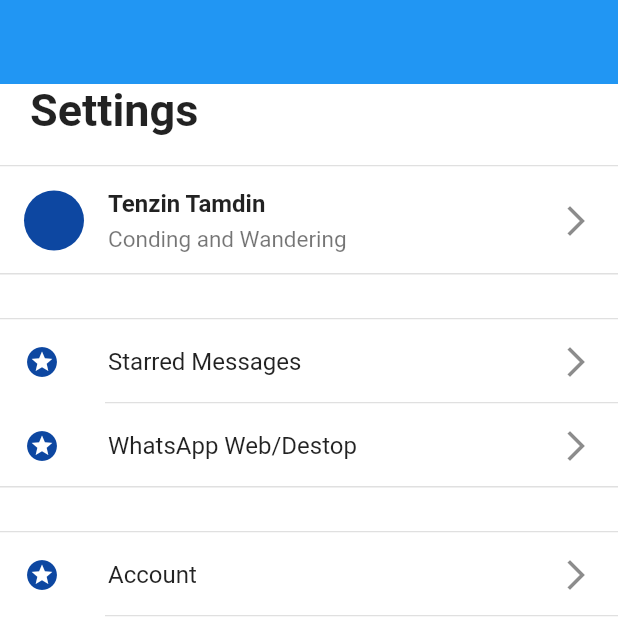
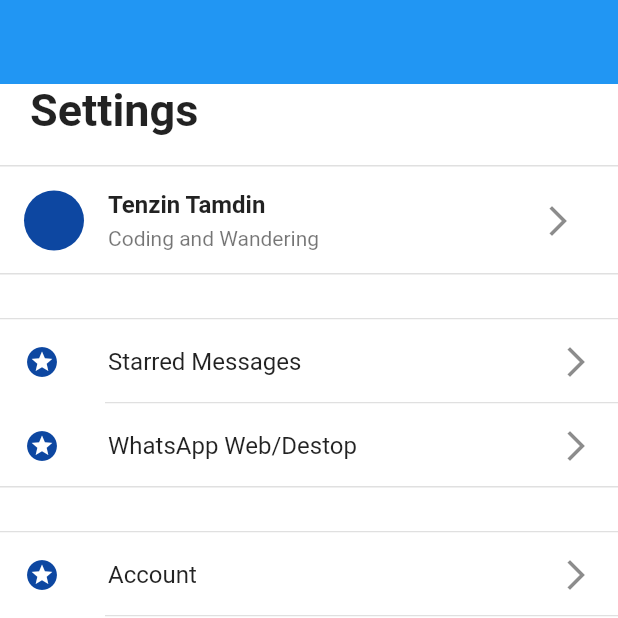
Before and after one commit to tentamdin/flutter-whatsapp-clone, a Flutter app: the screen it shows after launch, item 5 of the bottom bar chosen, after a tap on "Tenzin Tamdin", on a phone screen of 412 x 824 dp, the top half of it. Run offline on Flutter 3.47's test engine with Material 2 defaults, Android fonts, the phone set to English and light mode, and no system bars.

Commit message:
refactor: code refactor some file, create a widgets

```diff
--- a/lib/constants.dart
+++ b/lib/constants.dart
@@ -5,3 +5,15 @@ const kAppbarLeadingTextStyle = TextStyle(
   fontWeight: FontWeight.bold,
   fontSize: 18.0,
 );
+
+const settingList = [
+  "Starred Messages",
+  "WhatsApp Web/Destop",
+  "Account",
+  "Chats",
+  "Notifications",
+  "Payments",
+  "Storage and Data",
+  "Help",
+  "Tell a Friend",
+];
--- a/lib/screens/calls/call_screen.dart
+++ b/lib/screens/calls/call_screen.dart
@@ -2,6 +2,7 @@ import "package:flutter/material.dart";
 import 'package:flutter_whatsapp_clone/components/appbar_action_btn.dart';
 import 'package:flutter/cupertino.dart';
 import 'package:flutter_whatsapp_clone/components/appbar_leading.dart';
+import 'package:flutter_whatsapp_clone/components/listTile_card.dart';
 import 'package:flutter_whatsapp_clone/components/screen_title.dart';
 import 'package:flutter_whatsapp_clone/components/search_bar.dart';
 import 'package:flutter_whatsapp_clone/models/chat_model.dart';
@@ -45,43 +46,13 @@ class CallScreen extends StatelessWidget {
                   (data) {
                     return Column(
                       children: <Widget>[
-                        ListTile(
-                          leading: CircleAvatar(
+                        ListTileCard(
+                          onTap: () {},
+                          leadingWiget: CircleAvatar(
                             backgroundColor: Theme.of(context).accentColor,
                           ),
-                          title: Row(
-                            mainAxisAlignment: MainAxisAlignment.spaceBetween,
-                            children: <Widget>[
-                              Text(
-                                data.name,
-                                style: TextStyle(
-                                  fontWeight: FontWeight.normal,
-                                  color: Theme.of(context)
-                                      .appBarTheme
-                                      .titleTextStyle
-                                      .color,
-                                ),
-                              ),
-                              Row(
-                                children: [
-                                  Text(
-                                    data.time,
-                                    style: TextStyle(
-                                        // color: Colors.grey.shade900,
-                                        fontSize: 14.0),
-                                  ),
-                                  SizedBox(
-                                    width: 5,
-                                  ),
-                                  Icon(
-                                    Icons.info_outline,
-                                    color: Theme.of(context).accentColor,
-                                  )
-                                ],
-                              ),
-                            ],
-                          ),
-                          subtitle: Container(
+                          title: data.name,
+                          subtitleWidget: Container(
                               padding: const EdgeInsets.only(top: 5.0),
                               child: Row(
                                 children: [
@@ -102,6 +73,22 @@ class CallScreen extends StatelessWidget {
                                   ),
                                 ],
                               )),
+                          trailingWiget1: Padding(
+                            padding: const EdgeInsets.only(right: 10),
+                            child: Text(
+                              data.time,
+                              style: TextStyle(
+                                  // color: Colors.grey.shade900,
+                                  fontSize: 14.0),
+                            ),
+                          ),
+                          trailingWiget2: GestureDetector(
+                            onTap: () {},
+                            child: Icon(
+                              Icons.info_outline,
+                              color: Theme.of(context).accentColor,
+                            ),
+                          ),
                         ),
                         Divider(
                           height: 0.0,
--- a/lib/screens/camera/camera_screen.dart
+++ b/lib/screens/camera/camera_screen.dart
@@ -1,12 +1,29 @@
 import "package:flutter/material.dart";
+import 'package:flutter_whatsapp_clone/components/appbar_action_btn.dart';
 
 class CameraScreen extends StatelessWidget {
   @override
   Widget build(BuildContext context) {
-    return SafeArea(
-      child: Container(
-        child: Text("Camera screen"),
+    return Scaffold(
+      appBar: AppBar(
+        elevation: 0,
+        leadingWidth: 80,
+        leading: AppbarActionBtn(
+          onPressed: () {},
+          iconLabel: Icons.close_outlined,
+        ),
+        actions: [
+          AppbarActionBtn(
+            onPressed: () {},
+            iconLabel: Icons.nightlight_round,
+          ),
+          AppbarActionBtn(
+            onPressed: () {},
+            iconLabel: Icons.flash_off_outlined,
+          )
+        ],
       ),
+      body: Container(),
     );
   }
 }
--- a/lib/screens/chats/chat_screen.dart
+++ b/lib/screens/chats/chat_screen.dart
@@ -2,6 +2,7 @@ import "package:flutter/material.dart";
 import 'package:flutter_whatsapp_clone/components/appbar_action_btn.dart';
 import 'package:flutter_whatsapp_clone/components/appbar_leading.dart';
 import 'package:flutter_whatsapp_clone/components/appbar_title.dart';
+import 'package:flutter_whatsapp_clone/components/listTile_card.dart';
 import 'package:flutter_whatsapp_clone/components/screen_title.dart';
 import 'package:flutter_whatsapp_clone/components/search_bar.dart';
 import 'package:flutter_whatsapp_clone/models/chat_model.dart';
@@ -98,33 +99,57 @@ class _ChatScreenState extends State<ChatScreen> {
                     children: <Widget>[
                       Container(
                         color: Theme.of(context).primaryColor,
-                        child: ListTile(
-                          leading: CircleAvatar(
+                        child: ListTileCard(
+                          onTap: () {},
+                          leadingWiget: CircleAvatar(
                             backgroundColor: Theme.of(context).accentColor,
                           ),
-                          title: Row(
-                            mainAxisAlignment: MainAxisAlignment.spaceBetween,
-                            children: <Widget>[
-                              Text(
-                                data.name,
-                                style: TextStyle(fontWeight: FontWeight.bold),
+                          title: data.name,
+                          trailingWiget1: Padding(
+                            padding: const EdgeInsets.only(
+                              bottom: 20,
                             ),
-                              Text(
+                            child: Text(
                               data.time,
                               style: TextStyle(fontSize: 14.0),
                             ),
-                            ],
                           ),
-                          subtitle: Container(
-                            padding: const EdgeInsets.only(top: 5.0),
-                            child: Text(
+                          trailingWiget2: Container(),
+                          subtitleWidget: Text(
                             data.message,
+                            maxLines: 2,
                             style: TextStyle(
                               fontSize: 15.0,
                             ),
                           ),
                         ),
-                        ),
+                        // ListTile(
+                        //   leading: CircleAvatar(
+                        //     backgroundColor: Theme.of(context).accentColor,
+                        //   ),
+                        //   title: Row(
+                        //     mainAxisAlignment: MainAxisAlignment.spaceBetween,
+                        //     children: <Widget>[
+                        //       Text(
+                        //         data.name,
+                        //         style: TextStyle(fontWeight: FontWeight.bold),
+                        //       ),
+                        //       Text(
+                        //         data.time,
+                        //         style: TextStyle(fontSize: 14.0),
+                        //       ),
+                        //     ],
+                        //   ),
+                        //   subtitle: Container(
+                        //     padding: const EdgeInsets.only(top: 5.0),
+                        //     child: Text(
+                        //       data.message,
+                        //       style: TextStyle(
+                        //         fontSize: 15.0,
+                        //       ),
+                        //     ),
+                        //   ),
+                        // ),
                       ),
                       Divider(
                         height: 0.0,
--- /dev/null
+++ b/lib/screens/settings/Widgets/center_text.dart
@@ -0,0 +1,19 @@
+import 'package:flutter/material.dart';
+
+class CenterText extends StatelessWidget {
+  const CenterText({
+    Key key,
+    this.label,
+  }) : super(key: key);
+
+  final String label;
+
+  @override
+  Widget build(BuildContext context) {
+    return Text(
+      label,
+      textAlign: TextAlign.center,
+      style: TextStyle(color: Colors.grey),
+    );
+  }
+}
--- a/lib/screens/settings/setting_screen.dart
+++ b/lib/screens/settings/setting_screen.dart
@@ -1,9 +1,11 @@
 import 'package:flutter/cupertino.dart';
 import "package:flutter/material.dart";
 import 'package:flutter_whatsapp_clone/components/appbar_title.dart';
-import 'package:flutter_whatsapp_clone/components/listTile_component.dart';
+import 'package:flutter_whatsapp_clone/components/listTile_card.dart';
 import 'package:flutter_whatsapp_clone/components/listtile_dense.dart';
 import 'package:flutter_whatsapp_clone/components/screen_title.dart';
+import 'package:flutter_whatsapp_clone/constants.dart';
+import 'Widgets/center_text.dart';
 
 class SettingScreen extends StatefulWidget {
   @override
@@ -62,16 +64,20 @@ class _SettingScreenState extends State<SettingScreen> {
                   height: 0,
                   thickness: 1,
                 ),
-                ListTileComponent(
-                  leadingWidget: CircleAvatar(
+                ListTileCard(
+                  onTap: () {},
+                  title: "Tenzin Tamdin",
+                  leadingWiget: CircleAvatar(
                     backgroundColor: Theme.of(context).accentColor,
                   ),
-                  titleText: "Tenzin Tamdin",
-                  trailingIconData: Icons.arrow_forward_ios,
-                  secondText: "Conding and Wandering",
-                  onTap: () {
-                    print("my name");
-                  },
+                  trailingWiget1: IconButton(
+                    icon: Icon(
+                      Icons.arrow_forward_ios,
+                    ),
+                    onPressed: () {},
+                  ),
+                  trailingWiget2: Container(),
+                  subtitleWidget: Text("Coding and Wandering"),
                 ),
                 Divider(
                   height: 0,
@@ -84,33 +90,29 @@ class _SettingScreenState extends State<SettingScreen> {
                   height: 0,
                   thickness: 1,
                 ),
+                ...settingList
+                    .map((data) {
+                      return Column(
+                        children: [
                           ListTileDense(
                             leadingWidget: Icon(
                               Icons.stars,
                               color: Theme.of(context).accentColor,
                             ),
-                  titleText: "Starred Messages",
+                            titleText: data,
                             trailingIconData: Icons.arrow_forward_ios,
                             onTap: () {},
                           ),
                           Divider(
                             height: 0,
                             thickness: 1,
-                  indent: 70,
+                            indent: settingList.indexOf(data) == 1 ? 0 : 70,
                           ),
-                ListTileDense(
-                  leadingWidget: Icon(
-                    Icons.stars,
-                    color: Theme.of(context).accentColor,
-                  ),
-                  titleText: "WhatsApp Web/Destop",
-                  trailingIconData: Icons.arrow_forward_ios,
-                  onTap: () {},
-                ),
-                Divider(
-                  height: 0,
-                  thickness: 1,
-                ),
+                        ],
+                      );
+                    })
+                    .toList()
+                    .sublist(0, 2),
                 SizedBox(
                   height: 30,
                 ),
@@ -118,75 +120,29 @@ class _SettingScreenState extends State<SettingScreen> {
                   height: 0,
                   thickness: 1,
                 ),
+                ...settingList
+                    .map((data) {
+                      return Column(
+                        children: [
                           ListTileDense(
                             leadingWidget: Icon(
                               Icons.stars,
                               color: Theme.of(context).accentColor,
                             ),
-                  titleText: "Account",
+                            titleText: data,
                             trailingIconData: Icons.arrow_forward_ios,
                             onTap: () {},
                           ),
                           Divider(
                             height: 0,
                             thickness: 1,
-                  indent: 70,
+                            indent: settingList.indexOf(data) == 6 ? 0 : 70,
                           ),
-                ListTileDense(
-                  leadingWidget: Icon(
-                    Icons.stars,
-                    color: Theme.of(context).accentColor,
-                  ),
-                  titleText: "Chats",
-                  trailingIconData: Icons.arrow_forward_ios,
-                  onTap: () {},
-                ),
-                Divider(
-                  height: 0,
-                  thickness: 1,
-                  indent: 70,
-                ),
-                ListTileDense(
-                  leadingWidget: Icon(
-                    Icons.stars,
-                    color: Theme.of(context).accentColor,
-                  ),
-                  titleText: "Notifications",
-                  trailingIconData: Icons.arrow_forward_ios,
-                  onTap: () {},
-                ),
-                Divider(
-                  height: 0,
-                  thickness: 1,
-                  indent: 70,
-                ),
-                ListTileDense(
-                  leadingWidget: Icon(
-                    Icons.stars,
-                    color: Theme.of(context).accentColor,
-                  ),
-                  titleText: "Payments",
-                  trailingIconData: Icons.arrow_forward_ios,
-                  onTap: () {},
-                ),
-                Divider(
-                  height: 0,
-                  thickness: 1,
-                  indent: 70,
-                ),
-                ListTileDense(
-                  leadingWidget: Icon(
-                    Icons.stars,
-                    color: Theme.of(context).accentColor,
-                  ),
-                  titleText: "Storage and Data",
-                  trailingIconData: Icons.arrow_forward_ios,
-                  onTap: () {},
-                ),
-                Divider(
-                  height: 0,
-                  thickness: 1,
-                ),
+                        ],
+                      );
+                    })
+                    .toList()
+                    .sublist(2, 7),
                 SizedBox(
                   height: 30,
                 ),
@@ -194,48 +150,38 @@ class _SettingScreenState extends State<SettingScreen> {
                   height: 0,
                   thickness: 1,
                 ),
+                ...settingList
+                    .map((data) {
+                      return Column(
+                        children: [
                           ListTileDense(
                             leadingWidget: Icon(
                               Icons.stars,
                               color: Theme.of(context).accentColor,
                             ),
-                  titleText: "Help",
+                            titleText: data,
                             trailingIconData: Icons.arrow_forward_ios,
                             onTap: () {},
                           ),
                           Divider(
                             height: 0,
                             thickness: 1,
-                  indent: 70,
+                            indent: settingList.indexOf(data) == 8 ? 0 : 70,
                           ),
-                ListTileDense(
-                  leadingWidget: Icon(
-                    Icons.stars,
-                    color: Theme.of(context).accentColor,
-                  ),
-                  titleText: "Tell a Friend",
-                  trailingIconData: Icons.arrow_forward_ios,
-                  onTap: () {},
-                ),
-                Divider(
-                  height: 0,
-                  thickness: 1,
-                ),
+                        ],
+                      );
+                    })
+                    .toList()
+                    .sublist(7),
                 SizedBox(
                   height: 30,
                 ),
-                Text(
-                  "from",
-                  textAlign: TextAlign.center,
-                  style: TextStyle(color: Colors.grey),
+                CenterText(
+                  label: "from",
                 ),
-                Text(
-                  "FACEBOOK",
-                  textAlign: TextAlign.center,
-                  style: TextStyle(
-                    color: Colors.grey,
+                CenterText(
+                  label: "FACEBOOK",
                 ),
-                )
               ],
             ),
           ),
```
Lines whose indentation alone changed are shown as unchanged.
